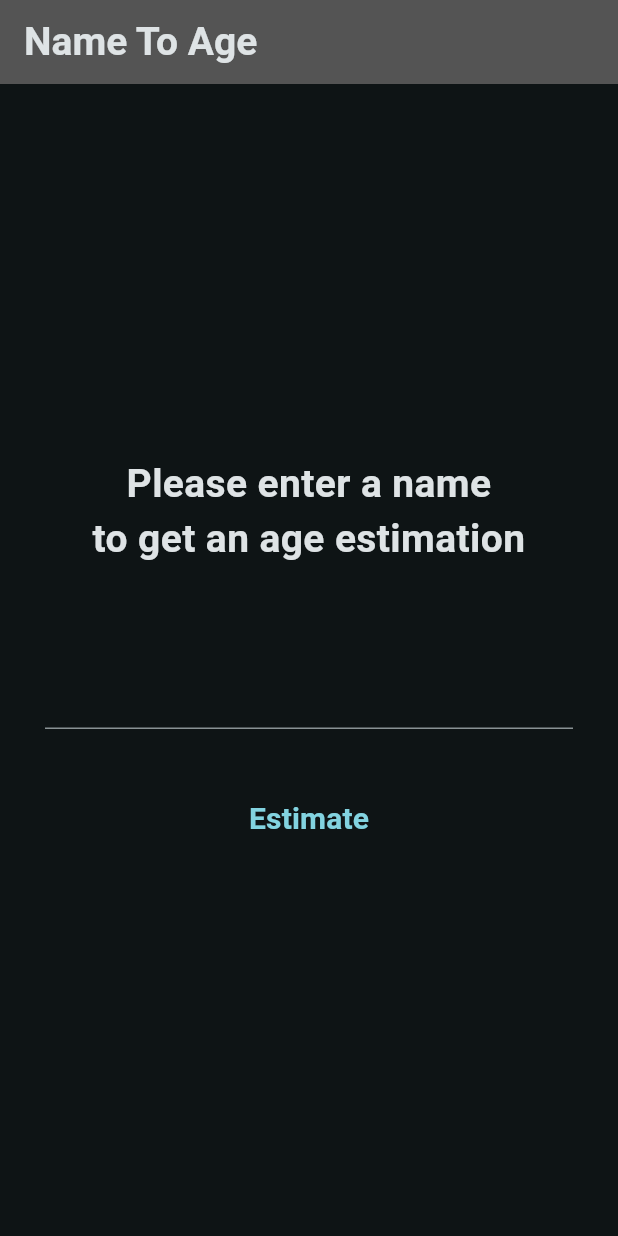
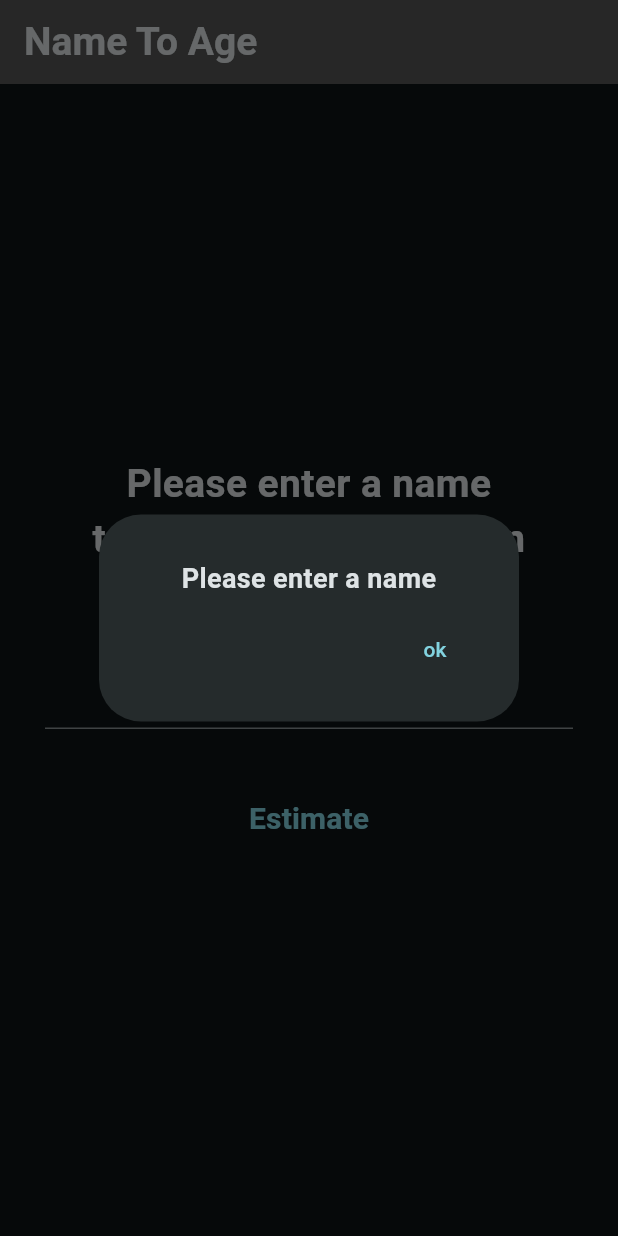
Before and after one commit to AminSheikh/name-to-age, a Flutter app: the screen it shows after launch, after a tap on "Estimate", on a phone screen of 412 x 824 dp. Run offline on Flutter 3.47's test engine with Material 3 defaults, Android fonts, the phone set to English and light mode, and no system bars; our stand-ins replace bloc, dio, equatable, flutter_bloc, retrofit; generated files the repository leaves out were written again.

Commit message:
Add input validation for empty name, handle null age estimation, and implement error handling

```diff
--- a/lib/screens/main/bloc/main_screen_event.dart
+++ b/lib/screens/main/bloc/main_screen_event.dart
@@ -32,8 +32,8 @@ class GetAgeEstimationEvent extends MainScreenEvent {
     try {
       yield AgeLoadingMainScreenState();
       final result = await useAgeService().getAgeEstimation(name);
-      if (result.age == null) return;
-      yield AgeLoadedMainScreenState(result.name ?? name, result.age!);
+      yield AgeLoadedMainScreenState(result.name ?? name, result.age);
+
     } catch (_, stackTrace) {
       developer.log('$_',
           name: 'LoadMainScreenEvent', error: _, stackTrace: stackTrace);
--- a/lib/screens/main/bloc/main_screen_state.dart
+++ b/lib/screens/main/bloc/main_screen_state.dart
@@ -4,7 +4,7 @@ abstract class MainScreenState extends Equatable {
   MainScreenState();
 
   @override
-  List<Object> get props => [];
+  List<Object?> get props => [];
 }
 
 /// Initial State
@@ -21,22 +21,19 @@ class AgeLoadingMainScreenState extends MainScreenState {
 
   @override
   String toString() => 'AgeLoadingMainScreenState';
-
-  @override
-  List<Object> get props => [];
 }
 
 /// Age Loaded
 class AgeLoadedMainScreenState extends MainScreenState {
   AgeLoadedMainScreenState(this.name, this.age);
   final String name;
-  final int age;
+  final int? age;
 
   @override
   String toString() => 'AgeLoadedMainScreenState';
 
   @override
-  List<Object> get props => [name, age];
+  List<Object?> get props => [name, age];
 }
 
 class ErrorMainScreenState extends MainScreenState {
--- a/lib/screens/main/widgets/name_input_widget.dart
+++ b/lib/screens/main/widgets/name_input_widget.dart
@@ -6,7 +6,10 @@ import '../bloc/main_screen_event.dart';
 import '../bloc/main_screen_state.dart';
 
 class NameInputWidget extends StatelessWidget {
-  const NameInputWidget({super.key,required this.nameController,});
+  const NameInputWidget({
+    super.key,
+    required this.nameController,
+  });
   final TextEditingController nameController;
 
   @override
@@ -42,11 +45,38 @@ class NameInputWidget extends StatelessWidget {
             height: 60,
             child: TextButton(
               onPressed: () {
+                if (nameController.text.isEmpty == true) {
+                  showDialog(
+                    context: context,
+                    builder: (context) {
+                      return AlertDialog(
+                        contentPadding:
+                            const EdgeInsets.all(30).copyWith(bottom: 10),
+                        content: const Text(
+                          "Please enter a name",
+                          textAlign: TextAlign.center,
+                          style: TextStyle(
+                            fontSize: 18,
+                            fontWeight: FontWeight.bold,
+                          ),
+                        ),
+                        actions: [
+                          TextButton(
+                            onPressed: () => Navigator.maybePop(context),
+                            child: const Text("ok"),
+                          ),
+                        ],
+                      );
+                    },
+                  );
+                } else {
                   BlocProvider.of<MainScreenBloc>(context).add(
                     GetAgeEstimationEvent(name: nameController.text),
                   );
+                }
               },
-                    child: BlocProvider.of<MainScreenBloc>(context).state == AgeLoadingMainScreenState()
+              child: BlocProvider.of<MainScreenBloc>(context).state ==
+                      AgeLoadingMainScreenState()
                   ? const CircularProgressIndicator()
                   : const Text(
                       "Estimate",
@@ -60,6 +90,5 @@ class NameInputWidget extends StatelessWidget {
         ],
       ),
     );
-
   }
 }
```
Also changed, not shown: lib/screens/main/widgets/age_estimate_widget.dart (+13 -3 lines), lib/screens/main/widgets/main_screen.dart (+30 -5 lines). Lines whose indentation alone changed are shown as unchanged.
